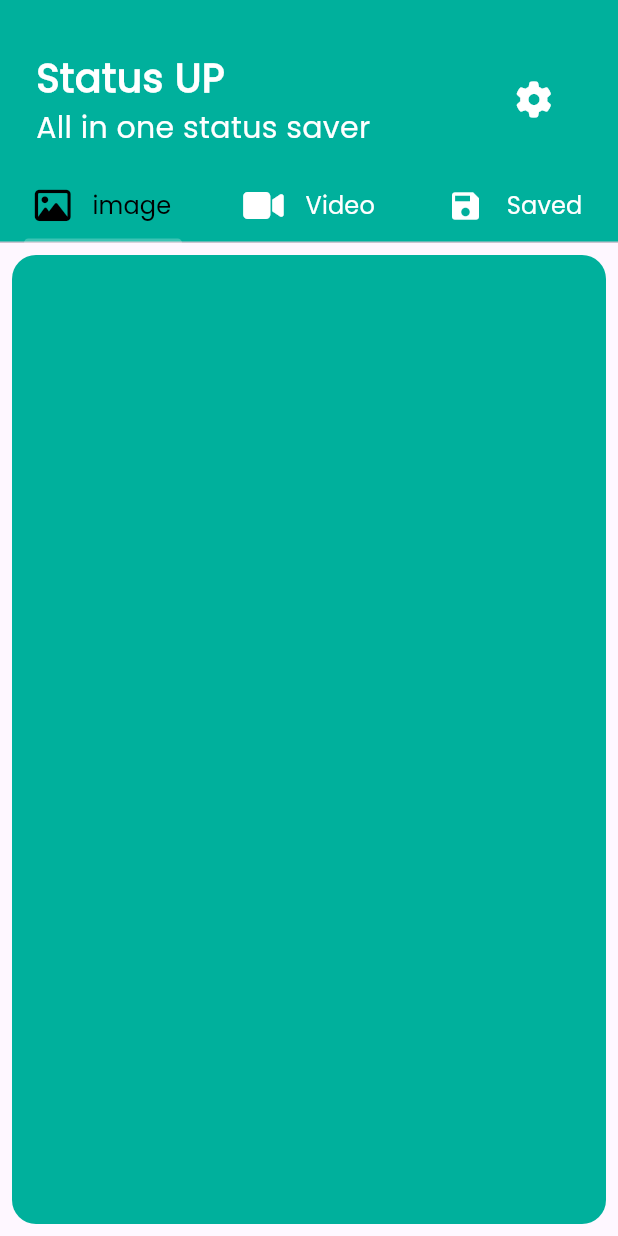
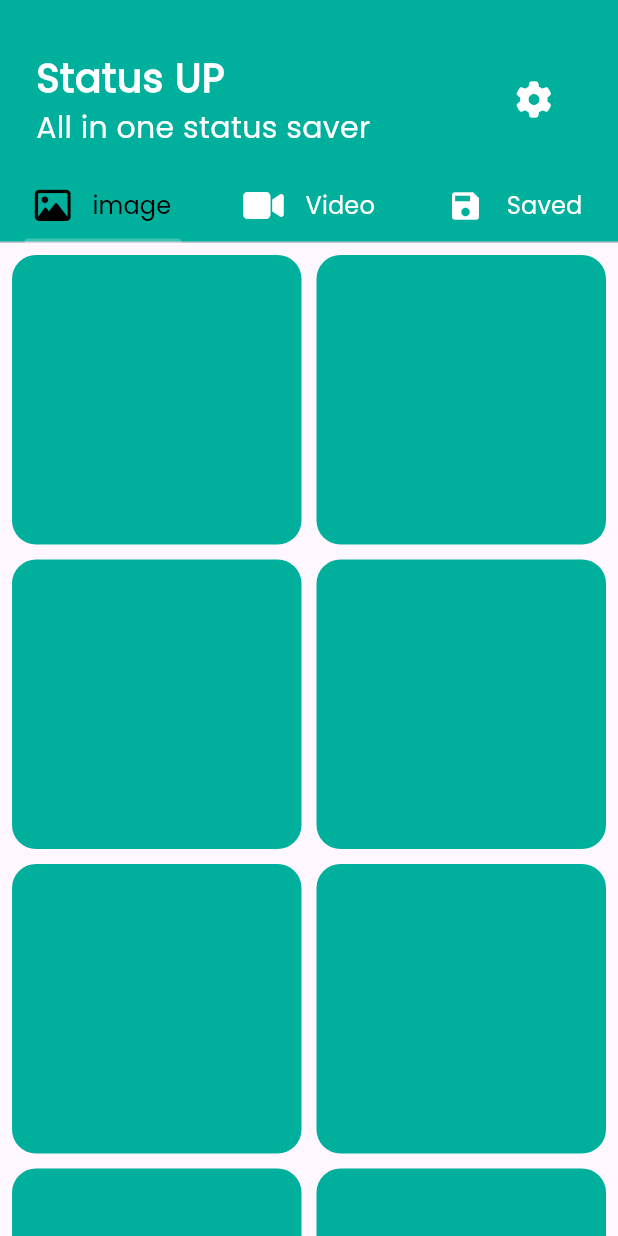
Before and after one commit to mohameddsalah60/whatsapp_status_saver, a Flutter app: the screen it shows after launch, on a phone screen of 412 x 824 dp. Run offline on Flutter 3.47's test engine with Material 3 defaults, Android fonts, the light colour scheme and no system bars; our stand-ins replace font_awesome_flutter.

Commit message:
create grid view image

```diff
--- a/lib/views/widgets/custom_item.dart
+++ b/lib/views/widgets/custom_item.dart
@@ -13,10 +13,6 @@ class CustomItem extends StatelessWidget {
         borderRadius: BorderRadius.circular(16),
         color: kPrimaryColor,
       ),
-      margin: const EdgeInsets.symmetric(
-        horizontal: 8,
-        vertical: 8,
-      ),
     );
   }
 }
--- /dev/null
+++ b/lib/views/widgets/image_grid_view.dart
@@ -0,0 +1,28 @@
+import 'package:flutter/material.dart';
+
+import 'custom_item.dart';
+
+class ImageGridView extends StatelessWidget {
+  const ImageGridView({
+    super.key,
+  });
+
+  @override
+  Widget build(BuildContext context) {
+    return GridView.builder(
+      padding: const EdgeInsets.symmetric(
+        horizontal: 8,
+        vertical: 8,
+      ),
+      gridDelegate: const SliverGridDelegateWithFixedCrossAxisCount(
+        crossAxisCount: 2,
+        mainAxisSpacing: 10,
+        crossAxisSpacing: 10,
+      ),
+      itemCount: 8,
+      itemBuilder: (context, index) {
+        return const CustomItem();
+      },
+    );
+  }
+}
--- a/lib/views/widgets/image_tab_bar_view.dart
+++ b/lib/views/widgets/image_tab_bar_view.dart
@@ -1,12 +1,12 @@
 import 'package:flutter/material.dart';
 
-import 'custom_item.dart';
+import 'image_grid_view.dart';
 
 class ImageTabBarView extends StatelessWidget {
   const ImageTabBarView({super.key});
 
   @override
   Widget build(BuildContext context) {
-    return CustomItem();
+    return const ImageGridView();
   }
 }
```
